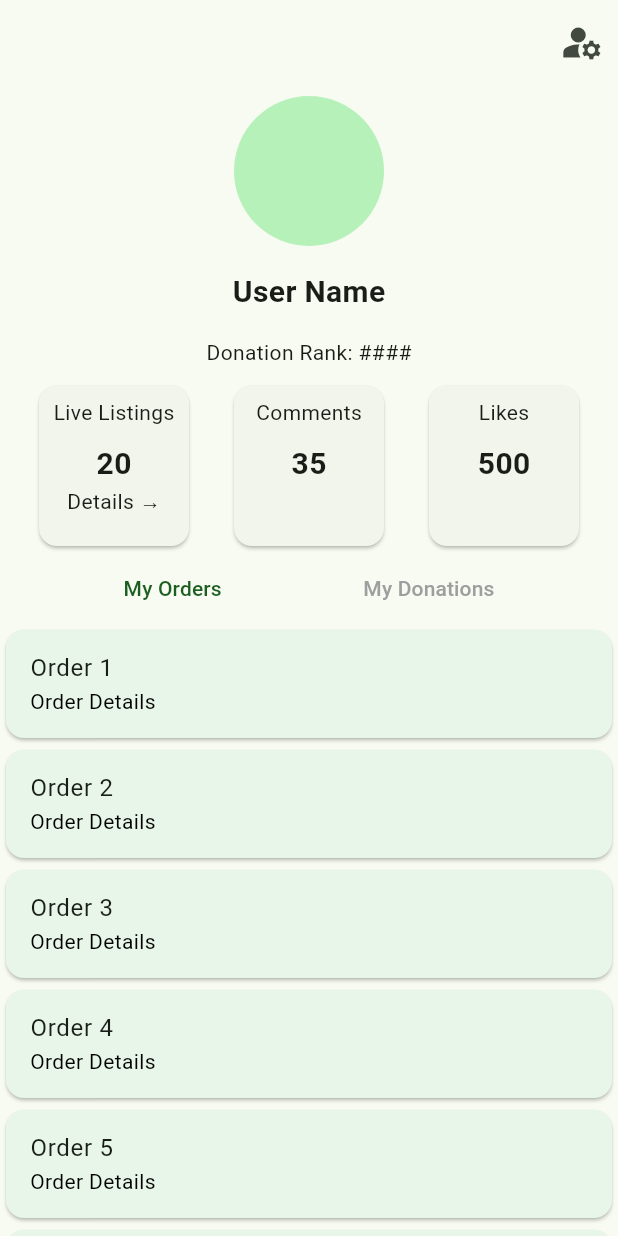
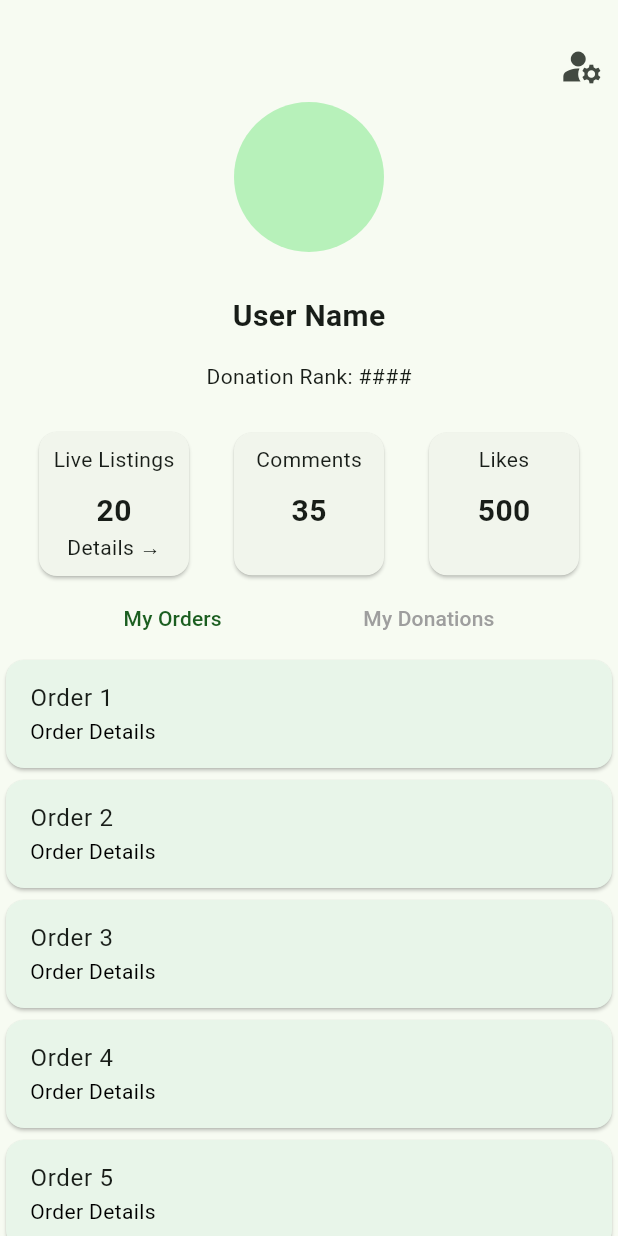
Before and after one commit to hasanneke/givit, a Flutter app: the ProfileView screen opened by its route, on a phone screen of 412 x 824 dp. Run offline on Flutter 3.47's test engine with Material 3 defaults, Android fonts, the phone set to English and light mode, and no system bars; our stand-ins replace cloud_firestore, gap, go_router; accounts and stored records are empty.

Commit message:
-Animations, animation controllers, stack positioning and responsive UI.

```diff
--- a/lib/features/profile/view/profile_view.dart
+++ b/lib/features/profile/view/profile_view.dart
@@ -14,14 +14,47 @@ class ProfileView extends StatefulWidget {
 class _ProfileViewState extends State<ProfileView> {
   bool listOrders = true;
   bool listListings = false;
+  bool isAttop = true;
+  ScrollController liveScrollController = ScrollController();
+  ScrollController orderScrollController = ScrollController();
+
   final GlobalKey<ScaffoldState> _scaffoldKey = GlobalKey<ScaffoldState>();
+  @override
+  void initState() {
+    liveScrollController.addListener(() {
+      if (isAttop == false && liveScrollController.position.pixels <= 60) {
+        isAttop = true;
+        setState(() {});
+      } else if (isAttop == true &&
+          liveScrollController.position.pixels >= 70) {
+        isAttop = false;
+        setState(() {});
+      }
+    });
+    orderScrollController.addListener(() {
+      if (isAttop == false && orderScrollController.position.pixels <= 60) {
+        isAttop = true;
+        setState(() {});
+      } else if (isAttop == true &&
+          orderScrollController.position.pixels >= 70) {
+        isAttop = false;
+        setState(() {});
+      }
+    });
+    super.initState();
+  }
 
   @override
   Widget build(BuildContext context) {
     return Scaffold(
       key: _scaffoldKey,
-      appBar: AppBar(
-        actions: [
+      endDrawer: const AccounSettingsDrawer(),
+      body: Column(
+        crossAxisAlignment: CrossAxisAlignment.end,
+        children: [
+          SizedBox(
+            height: MediaQuery.of(context).viewPadding.top + 20,
+          ),
           IconButton(
             onPressed: () {
               _scaffoldKey.currentState!.openEndDrawer();
@@ -31,34 +64,70 @@ class _ProfileViewState extends State<ProfileView> {
               size: 30,
             ),
           ),
-        ],
-      ),
-      endDrawer: AccounSettingsDrawer(),
-      body: Center(
-        child: Column(
+          //! Top Part
+          AnimatedContainer(
+            duration: const Duration(milliseconds: 350),
+            curve: Curves.ease,
+            height: isAttop ? 320 : 126,
+            width: MediaQuery.of(context).size.width,
+            child: Stack(
               children: [
-            const Padding(
-              padding: EdgeInsets.all(8.0),
-              child: CircleAvatar(
+                //! Avatearasfdsachadisuc
+                AnimatedPositioned(
+                  duration: const Duration(milliseconds: 350),
+                  curve: Curves.ease,
+                  right: isAttop
+                      ? (MediaQuery.of(context).size.width / 2) - 50
+                      : MediaQuery.of(context).size.width - 120,
+                  child: const CircleAvatar(
                     radius: 50,
                   ),
                 ),
-            const Padding(
+                //! User name Nand DOntadwas
+                //! Avatearasfdsachadisuc
+                AnimatedPositioned(
+                  duration: const Duration(milliseconds: 350),
+                  curve: Curves.ease,
+                  right: isAttop
+                      ? (MediaQuery.of(context).size.width / 2) - 80
+                      : MediaQuery.of(context).size.width - 290,
+                  top: isAttop ? 120 : 25,
+                  child: SizedBox(
+                    width: 160,
+                    child: Column(
+                      mainAxisSize: MainAxisSize.min,
+                      mainAxisAlignment: MainAxisAlignment.center,
+                      crossAxisAlignment: isAttop
+                          ? CrossAxisAlignment.center
+                          : CrossAxisAlignment.start,
+                      children: const [
+                        Padding(
                           padding: EdgeInsets.all(8.0),
                           child: Text(
                             'User Name',
+                            overflow: TextOverflow.ellipsis,
                             style: TextStyle(
                               fontSize: 20,
                               fontWeight: FontWeight.bold,
                             ),
                           ),
                         ),
-            const Padding(
+                        Padding(
                           padding: EdgeInsets.all(8.0),
-              child: Text('Donation Rank: ####'),
+                          child: Text(
+                            'Donation Rank: ####',
                           ),
-            SizedBox(
-              height: 115,
+                        ),
+                      ],
+                    ),
+                  ),
+                ),
+                AnimatedPositioned(
+                  bottom: isAttop ? 0 : -100,
+                  right: 0,
+                  left: 0,
+                  duration: const Duration(milliseconds: 350),
+                  curve: Curves.ease,
                   child: Row(
                     mainAxisAlignment: MainAxisAlignment.spaceEvenly,
                     children: [
@@ -87,19 +156,40 @@ class _ProfileViewState extends State<ProfileView> {
                     ],
                   ),
                 ),
-            if (!listListings)
-              OrderView()
-            else
-              ListingView(
+              ],
+            ),
+          ),
+          //! Bottom Part
+          Builder(
+            builder: (context) {
+              if (!listListings) {
+                return OrderView(
+                  onMyDontaitionsTap: () => setState(() {
+                    listOrders = false;
+                  }),
+                  onMyOrdersTap: () => setState(() {
+                    listOrders = true;
+                  }),
+                  listOrders: listOrders,
+                  scrollController: orderScrollController,
+                );
+              }
+              {
+                return ListingView(
+                  scrollController: liveScrollController,
                   onListChange: (value) {
-                  setState(() {
+                    setState(
+                      () {
                         listListings = value;
-                  });
+                      },
+                    );
+                  },
+                );
+              }
             },
           ),
         ],
       ),
-      ),
     );
   }
 }
--- a/lib/features/profile/view/widgets/order_view.dart
+++ b/lib/features/profile/view/widgets/order_view.dart
@@ -1,12 +1,11 @@
 import 'package:flutter/material.dart';
 
-class OrderView extends StatefulWidget {
-  @override
-  _OrderViewState createState() => _OrderViewState();
-}
-
-class _OrderViewState extends State<OrderView> {
-  bool listOrders = true;
+class OrderView extends StatelessWidget {
+  const OrderView({super.key, required this.listOrders, required this.onMyOrdersTap, required this.onMyDontaitionsTap, required this.scrollController});
+  final bool listOrders;
+  final VoidCallback onMyOrdersTap;
+  final VoidCallback onMyDontaitionsTap;
+  final ScrollController scrollController;
 
   @override
   Widget build(BuildContext context) {
@@ -18,28 +17,16 @@ class _OrderViewState extends State<OrderView> {
             children: [
               TextButton(
                 style: ButtonStyle(
-                  foregroundColor: listOrders
-                      ? MaterialStateProperty.all(Colors.green[900])
-                      : MaterialStateProperty.all(Colors.grey),
+                  foregroundColor: listOrders ? MaterialStateProperty.all(Colors.green[900]) : MaterialStateProperty.all(Colors.grey),
                 ),
-                onPressed: () {
-                  setState(() {
-                    listOrders = true;
-                  });
-                },
+                onPressed: onMyOrdersTap,
                 child: const Text('My Orders'),
               ),
               TextButton(
                 style: ButtonStyle(
-                  foregroundColor: listOrders
-                      ? MaterialStateProperty.all(Colors.grey)
-                      : MaterialStateProperty.all(Colors.green[900]),
+                  foregroundColor: listOrders ? MaterialStateProperty.all(Colors.grey) : MaterialStateProperty.all(Colors.green[900]),
                 ),
-                onPressed: () {
-                  setState(() {
-                    listOrders = false;
-                  });
-                },
+                onPressed: onMyDontaitionsTap,
                 child: const Text('My Donations'),
               ),
             ],
@@ -47,14 +34,13 @@ class _OrderViewState extends State<OrderView> {
           Expanded(
             child: ListView.builder(
               itemCount: listOrders ? 15 : 15,
+              controller: scrollController,
+              padding: const EdgeInsets.all(0),
               itemBuilder: (context, index) {
                 return MyCard(
                   listOrders: listOrders,
-                  title: listOrders
-                      ? 'Order ${index + 1}'
-                      : 'Donation ${index + 1}',
-                  subtitle:
-                      listOrders ? 'Order Details' : '+### Donation Points',
+                  title: listOrders ? 'Order ${index + 1}' : 'Donation ${index + 1}',
+                  subtitle: listOrders ? 'Order Details' : '+### Donation Points',
                 );
               },
             ),
--- a/lib/features/profile/view/widgets/profile_stat_card.dart
+++ b/lib/features/profile/view/widgets/profile_stat_card.dart
@@ -14,7 +14,7 @@ class ProfileStatCard extends StatelessWidget {
   @override
   Widget build(BuildContext context) {
     return Card(
-      child: Container(
+      child: SizedBox(
         width: 100,
         child: Padding(
           padding: const EdgeInsets.all(8.0),
```
Also changed, not shown: lib/features/profile/view/widgets/listing_view.dart (+16 -18 lines). Lines whose indentation alone changed are shown as unchanged.
